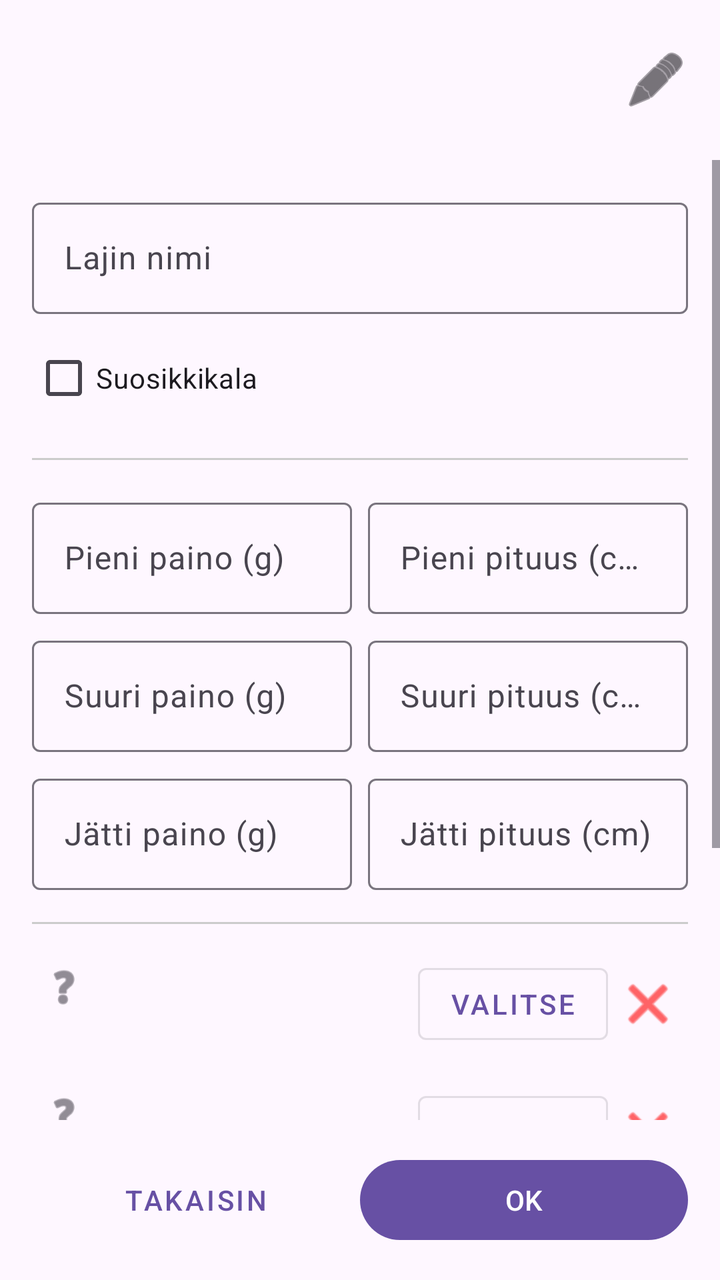
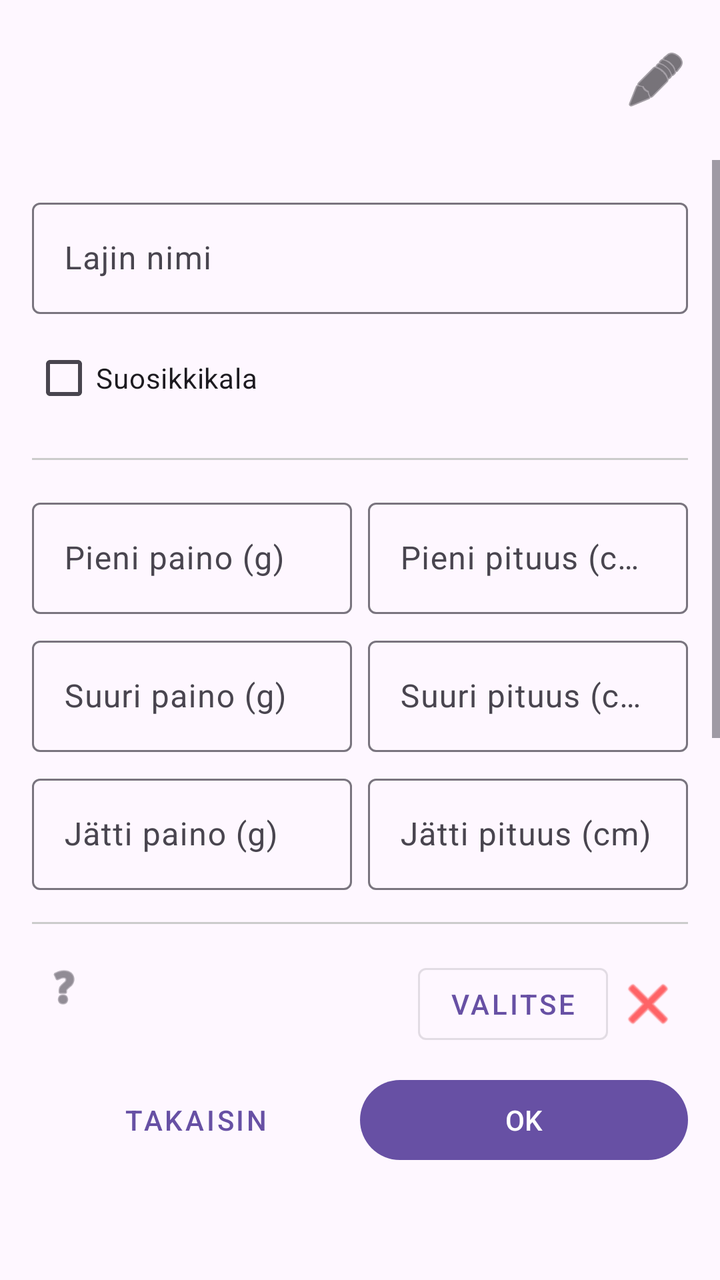

An Android layout rendered at two revisions. The XML below is the earlier revision; the diff shows what the commit changed to produce the second picture.
<!-- AndroidManifest.xml: application theme Theme.KalaKartta -->
<!-- res/layout/activity_edit_species_detail.xml -->
<?xml version="1.0" encoding="utf-8"?>
<LinearLayout xmlns:android="http://schemas.android.com/apk/res/android"
    android:layout_width="match_parent"
    android:layout_height="match_parent"
    android:orientation="vertical">

    <include layout="@layout/dialog_custom_title" />

    <ScrollView
        android:layout_width="match_parent"
        android:layout_height="0dp"
        android:layout_weight="1">

        <LinearLayout
            android:layout_width="match_parent"
            android:layout_height="wrap_content"
            android:orientation="vertical"
            android:padding="16dp">

            <com.google.android.material.textfield.TextInputLayout
                android:id="@+id/speciesNameLayout"
                android:layout_width="match_parent"
                android:layout_height="wrap_content"
                android:hint="@string/species_name">
                <com.google.android.material.textfield.TextInputEditText
                    android:id="@+id/speciesNameInput"
                    android:layout_width="match_parent"
                    android:layout_height="wrap_content"
                    android:inputType="textCapSentences" />
            </com.google.android.material.textfield.TextInputLayout>

            <CheckBox
                android:id="@+id/favouriteFishCheckBox"
                android:layout_width="match_parent"
                android:layout_height="wrap_content"
                android:layout_marginTop="8dp"
                android:text="@string/favourite_fish" />

            <View android:layout_width="match_parent" android:layout_height="1dp" android:background="#CCCCCC" android:layout_marginVertical="16dp" />

            <LinearLayout android:layout_width="match_parent" android:layout_height="wrap_content" android:orientation="horizontal">
                <com.google.android.material.textfield.TextInputLayout
                    android:layout_width="0dp" android:layout_height="wrap_content" android:layout_weight="1" android:hint="@string/small_weight" android:layout_marginEnd="4dp">
                    <com.google.android.material.textfield.TextInputEditText android:id="@+id/smallWeightInput" android:layout_width="match_parent" android:layout_height="wrap_content" android:inputType="number" />
                </com.google.android.material.textfield.TextInputLayout>
                <com.google.android.material.textfield.TextInputLayout
                    android:layout_width="0dp" android:layout_height="wrap_content" android:layout_weight="1" android:hint="@string/small_length" android:layout_marginStart="4dp">
                    <com.google.android.material.textfield.TextInputEditText android:id="@+id/smallLengthInput" android:layout_width="match_parent" android:layout_height="wrap_content" android:inputType="number" />
                </com.google.android.material.textfield.TextInputLayout>
            </LinearLayout>

            <LinearLayout android:layout_width="match_parent" android:layout_height="wrap_content" android:orientation="horizontal" android:layout_marginTop="8dp">
                <com.google.android.material.textfield.TextInputLayout
                    android:layout_width="0dp" android:layout_height="wrap_content" android:layout_weight="1" android:hint="@string/large_weight" android:layout_marginEnd="4dp">
                    <com.google.android.material.textfield.TextInputEditText android:id="@+id/largeWeightInput" android:layout_width="match_parent" android:layout_height="wrap_content" android:inputType="number" />
                </com.google.android.material.textfield.TextInputLayout>
                <com.google.android.material.textfield.TextInputLayout
                    android:layout_width="0dp" android:layout_height="wrap_content" android:layout_weight="1" android:hint="@string/large_length" android:layout_marginStart="4dp">
                    <com.google.android.material.textfield.TextInputEditText android:id="@+id/largeLengthInput" android:layout_width="match_parent" android:layout_height="wrap_content" android:inputType="number" />
                </com.google.android.material.textfield.TextInputLayout>
            </LinearLayout>

            <LinearLayout android:layout_width="match_parent" android:layout_height="wrap_content" android:orientation="horizontal" android:layout_marginTop="8dp">
                <com.google.android.material.textfield.TextInputLayout
                    android:layout_width="0dp" android:layout_height="wrap_content" android:layout_weight="1" android:hint="@string/giant_weight" android:layout_marginEnd="4dp">
                    <com.google.android.material.textfield.TextInputEditText android:id="@+id/giantWeightInput" android:layout_width="match_parent" android:layout_height="wrap_content" android:inputType="number" />
                </com.google.android.material.textfield.TextInputLayout>
                <com.google.android.material.textfield.TextInputLayout
                    android:layout_width="0dp" android:layout_height="wrap_content" android:layout_weight="1" android:hint="@string/giant_length" android:layout_marginStart="4dp">
                    <com.google.android.material.textfield.TextInputEditText android:id="@+id/giantLengthInput" android:layout_width="match_parent" android:layout_height="wrap_content" android:inputType="number" />
                </com.google.android.material.textfield.TextInputLayout>
            </LinearLayout>

            <View android:layout_width="match_parent" android:layout_height="1dp" android:background="#CCCCCC" android:layout_marginVertical="16dp" />

            <include layout="@layout/item_icon_edit" android:id="@+id/iconDefaultEdit" />
            <include layout="@layout/item_icon_edit" android:id="@+id/iconSmallEdit" />
            <include layout="@layout/item_icon_edit" android:id="@+id/iconLargeEdit" />
            <include layout="@layout/item_icon_edit" android:id="@+id/iconGiantEdit" />

        </LinearLayout>
    </ScrollView>

    <LinearLayout
        android:layout_width="match_parent"
        android:layout_height="wrap_content"
        android:orientation="horizontal"
        android:padding="16dp"
        android:paddingBottom="80dp">

        <com.google.android.material.button.MaterialButton
            android:id="@+id/backButton"
            style="@style/Widget.MaterialComponents.Button.TextButton"
            android:layout_width="0dp"
            android:layout_height="wrap_content"
            android:layout_weight="1"
            android:text="@string/back" />

        <com.google.android.material.button.MaterialButton
            android:id="@+id/deleteSpeciesButton"
            style="@style/Widget.MaterialComponents.Button.TextButton"
            android:layout_width="0dp"
            android:layout_height="wrap_content"
            android:layout_weight="1"
            android:text="@string/delete"
            android:textColor="#FF0000"
            android:visibility="gone" />

        <com.google.android.material.button.MaterialButton
            android:id="@+id/okButton"
            android:layout_width="0dp"
            android:layout_height="wrap_content"
            android:layout_weight="1"
            android:text="OK" />
    </LinearLayout>

</LinearLayout>
<!-- res/layout/dialog_custom_title.xml (included above) -->
<?xml version="1.0" encoding="utf-8"?>
<LinearLayout xmlns:android="http://schemas.android.com/apk/res/android"
    xmlns:app="http://schemas.android.com/apk/res-auto"
    android:layout_width="match_parent"
    android:layout_height="wrap_content"
    android:orientation="horizontal"
    android:gravity="center_vertical"
    android:paddingStart="24dp"
    android:paddingTop="16dp"
    android:paddingEnd="8dp"
    android:paddingBottom="16dp">

    <TextView
        android:id="@+id/dialogTitle"
        android:layout_width="wrap_content"
        android:layout_height="wrap_content"
        android:ellipsize="end"
        android:singleLine="true"
        android:textAppearance="@style/TextAppearance.AppCompat.Title" />

    <ImageView
        android:id="@+id/titleIcon"
        android:layout_width="32dp"
        android:layout_height="32dp"
        android:layout_marginStart="8dp"
        android:scaleType="centerInside"
        android:visibility="gone" />

    <View
        android:layout_width="0dp"
        android:layout_height="0dp"
        android:layout_weight="1" />
    
    <ImageButton
        android:id="@+id/editMenuButton"
        android:layout_width="48dp"
        android:layout_height="48dp"
        android:background="?attr/selectableItemBackgroundBorderless"
        android:contentDescription="@string/edit"
        android:src="@android:drawable/ic_menu_edit"
        app:tint="?android:attr/textColorPrimary" />

</LinearLayout>
<!-- res/layout/item_icon_edit.xml (included above) -->
<?xml version="1.0" encoding="utf-8"?>
<LinearLayout xmlns:android="http://schemas.android.com/apk/res/android"
    xmlns:app="http://schemas.android.com/apk/res-auto"
    android:layout_width="match_parent"
    android:layout_height="wrap_content"
    android:orientation="horizontal"
    android:gravity="center_vertical"
    android:layout_marginBottom="16dp">

    <LinearLayout
        android:layout_width="0dp"
        android:layout_height="wrap_content"
        android:layout_weight="1"
        android:orientation="vertical">

        <LinearLayout
            android:layout_width="wrap_content"
            android:layout_height="wrap_content"
            android:orientation="horizontal"
            android:gravity="center_vertical">

            <TextView
                android:id="@+id/iconLabel"
                android:layout_width="wrap_content"
                android:layout_height="wrap_content"
                android:textAppearance="@style/TextAppearance.AppCompat.Small" />

            <ImageView
                android:id="@+id/helpIcon"
                android:layout_width="24dp"
                android:layout_height="24dp"
                android:layout_marginStart="4dp"
                android:src="@android:drawable/ic_menu_help"
                app:tint="?android:attr/textColorSecondary" />
        </LinearLayout>

        <TextView
            android:id="@+id/iconPath"
            android:layout_width="match_parent"
            android:layout_height="wrap_content"
            android:textSize="12sp"
            android:textColor="?android:attr/textColorSecondary"
            android:ellipsize="middle"
            android:singleLine="true" />

    </LinearLayout>

    <ImageView
        android:id="@+id/iconPreview"
        android:layout_width="40dp"
        android:layout_height="40dp"
        android:layout_marginHorizontal="8dp"
        android:scaleType="centerInside" />

    <com.google.android.material.button.MaterialButton
        android:id="@+id/selectIconButton"
        style="@style/Widget.MaterialComponents.Button.OutlinedButton"
        android:layout_width="wrap_content"
        android:layout_height="wrap_content"
        android:text="Valitse" />

    <ImageButton
        android:id="@+id/deleteIconButton"
        android:layout_width="40dp"
        android:layout_height="40dp"
        android:background="?attr/selectableItemBackgroundBorderless"
        android:src="@android:drawable/ic_menu_close_clear_cancel"
        app:tint="#FF0000" />

</LinearLayout>
<!-- resources referenced by this layout -->
<resources>
  <string name="back">Takaisin</string>
  <string name="delete">Poista</string>
  <string name="edit">Muokkaa</string>
  <string name="favourite_fish">Suosikkikala</string>
  <string name="giant_length">Jätti pituus (cm)</string>
  <string name="giant_weight">Jätti paino (g)</string>
  <string name="large_length">Suuri pituus (cm)</string>
  <string name="large_weight">Suuri paino (g)</string>
  <string name="small_length">Pieni pituus (cm)</string>
  <string name="small_weight">Pieni paino (g)</string>
  <string name="species_name">Lajin nimi</string>
  <style name="Theme.KalaKartta" parent="Base.Theme.KalaKartta" />
  <style name="Base.Theme.KalaKartta" parent="Theme.Material3.DayNight.NoActionBar">
          
          
      </style>
</resources>

<!-- the commit's change to res/layout/activity_edit_species_detail.xml (unified diff, before → after) -->
@@ -86,7 +86,7 @@
         android:layout_height="wrap_content"
         android:orientation="horizontal"
         android:padding="16dp"
-        android:paddingBottom="80dp">
+        android:layout_marginBottom="40dp">
 
         <com.google.android.material.button.MaterialButton
             android:id="@+id/backButton"
